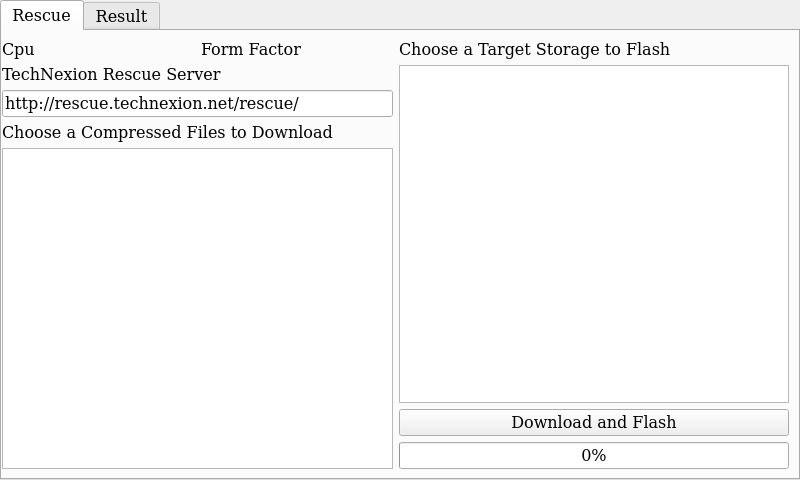
Before: the Qt Designer form scripts/installer.ui in TechNexion-customization/rescue-loader, drawn with Qt 5.
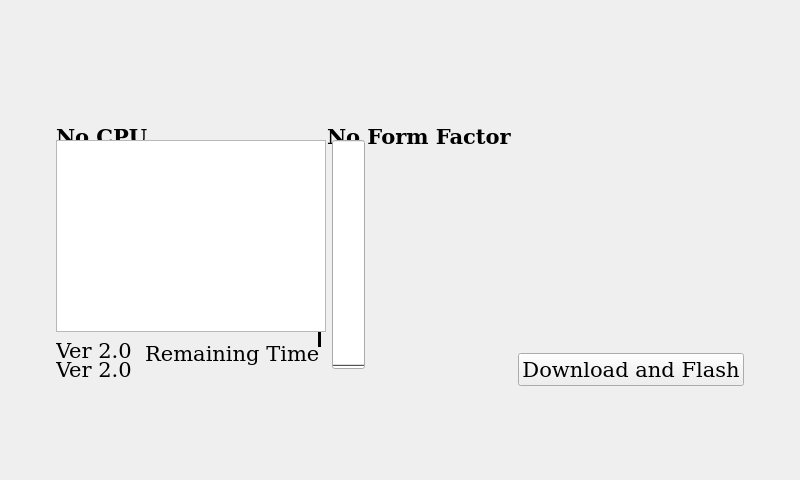
After: the same form once the commit is applied. Icons and pictures are not drawn. Custom widgets are drawn as their Qt base class.

What changed in the file:
```diff
--- a/scripts/installer.ui
+++ b/scripts/installer.ui
@@ -1,7 +1,7 @@
 <?xml version="1.0" encoding="UTF-8"?>
 <ui version="4.0">
- <class>tabWidget</class>
- <widget class="QTabWidget" name="tabWidget">
+ <class>diaWidget</class>
+ <widget class="QDialog" name="diaWidget">
   <property name="geometry">
    <rect>
     <x>0</x>
@@ -10,10 +10,16 @@
     <height>480</height>
    </rect>
   </property>
+  <property name="sizePolicy">
+   <sizepolicy hsizetype="Fixed" vsizetype="Fixed">
+    <horstretch>0</horstretch>
+    <verstretch>0</verstretch>
+   </sizepolicy>
+  </property>
   <property name="font">
    <font>
     <family>DejaVu Serif</family>
-    <pointsize>12</pointsize>
+    <pointsize>16</pointsize>
     <weight>50</weight>
     <italic>false</italic>
     <bold>false</bold>
@@ -22,108 +28,115 @@
   <property name="windowTitle">
    <string>TechNexion Rescue System</string>
   </property>
-  <property name="tabPosition">
-   <enum>QTabWidget::North</enum>
-  </property>
-  <property name="currentIndex">
-   <number>0</number>
-  </property>
-  <widget class="QWidget" name="tabRescue">
-   <property name="sizePolicy">
-    <sizepolicy hsizetype="Maximum" vsizetype="Maximum">
-     <horstretch>0</horstretch>
-     <verstretch>0</verstretch>
-    </sizepolicy>
-   </property>
-   <attribute name="title">
-    <string>Rescue</string>
-   </attribute>
-   <layout class="QHBoxLayout" name="horizontalLayout">
-    <property name="sizeConstraint">
-     <enum>QLayout::SetDefaultConstraint</enum>
-    </property>
-    <property name="leftMargin">
-     <number>0</number>
-    </property>
-    <item>
-     <layout class="QVBoxLayout" name="verticalLayoutLeft">
-      <item>
-       <layout class="QHBoxLayout" name="horizontalLayoutTitle">
-        <item>
-         <widget class="QLabel" name="lblCpu">
-          <property name="text">
-           <string>Cpu</string>
-          </property>
-         </widget>
-        </item>
-        <item>
-         <widget class="QLabel" name="lblFormFactor">
-          <property name="text">
-           <string>Form Factor</string>
-          </property>
-         </widget>
-        </item>
-       </layout>
-      </item>
-      <item>
-       <widget class="QLabel" name="lblRescueServer">
+  <layout class="QGridLayout" name="gridLayout">
+   <item row="0" column="0">
+    <widget class="QWidget" name="tabRescue" native="true">
+     <property name="sizePolicy">
+      <sizepolicy hsizetype="Maximum" vsizetype="Maximum">
+       <horstretch>0</horstretch>
+       <verstretch>0</verstretch>
+      </sizepolicy>
+     </property>
+     <layout class="QGridLayout" name="gridLayoutRescue">
+      <property name="sizeConstraint">
+       <enum>QLayout::SetDefaultConstraint</enum>
+      </property>
+      <item row="0" column="0" colspan="5">
+       <widget class="QLabel" name="lblLogo2">
         <property name="text">
-         <string>TechNexion Rescue Server</string>
+         <string/>
         </property>
+        <property name="pixmap">
+         <pixmap resource="resource.qrc">:/res/images/company_name_small.png</pixmap>
+        </property>
+        <property name="alignment">
+         <set>Qt::AlignCenter</set>
+        </property>
        </widget>
       </item>
-      <item>
-       <widget class="QLineEdit" name="lineRescueServer">
+      <item row="1" column="0">
+       <widget class="QLabel" name="lblDetectedCpu">
+        <property name="font">
+         <font>
+          <weight>75</weight>
+          <bold>true</bold>
+         </font>
+        </property>
         <property name="text">
-         <string>http://rescue.technexion.net/rescue/</string>
+         <string>No CPU</string>
         </property>
        </widget>
       </item>
-      <item>
-       <widget class="QLabel" name="lblDownloadFile">
+      <item row="1" column="3">
+       <widget class="QLabel" name="lblDetectedForm">
+        <property name="font">
+         <font>
+          <weight>75</weight>
+          <bold>true</bold>
+         </font>
+        </property>
         <property name="text">
-         <string>Choose a Compressed Files to Download</string>
+         <string>No Form Factor</string>
         </property>
        </widget>
       </item>
-      <item>
-       <widget class="QTableWidget" name="tableRescueFiles">
-        <property name="selectionMode">
-         <enum>QAbstractItemView::SingleSelection</enum>
+      <item row="2" column="3" colspan="2">
+       <widget class="QListWidget" name="listTargetStorage">
+        <property name="styleSheet">
+         <string notr="true">background: transparent</string>
         </property>
-        <property name="selectionBehavior">
-         <enum>QAbstractItemView::SelectRows</enum>
+        <property name="frameShape">
+         <enum>QFrame::NoFrame</enum>
         </property>
-        <property name="rowCount">
-         <number>0</number>
+        <property name="frameShadow">
+         <enum>QFrame::Plain</enum>
         </property>
-        <property name="columnCount">
-         <number>0</number>
+        <property name="editTriggers">
+         <set>QAbstractItemView::NoEditTriggers</set>
         </property>
-       </widget>
-      </item>
-     </layout>
-    </item>
-    <item>
-     <layout class="QVBoxLayout" name="verticalLayoutRight">
-      <item>
-       <widget class="QLabel" name="lblTargetStorage">
-        <property name="text">
-         <string>Choose a Target Storage to Flash</string>
+        <property name="dragDropMode">
+         <enum>QAbstractItemView::NoDragDrop</enum>
         </property>
+        <property name="movement">
+         <enum>QListView::Static</enum>
+        </property>
+        <property name="viewMode">
+         <enum>QListView::IconMode</enum>
+        </property>
+        <property name="sortingEnabled">
+         <bool>true</bool>
+        </property>
        </widget>
       </item>
-      <item>
-       <widget class="QTableWidget" name="tableTargetStorage">
-        <property name="selectionMode">
-         <enum>QAbstractItemView::SingleSelection</enum>
+      <item row="2" column="0" colspan="2">
+       <widget class="QListWidget" name="listRescueFiles">
+        <property name="styleSheet">
+         <string notr="true">background: transparent</string>
         </property>
-        <property name="selectionBehavior">
-         <enum>QAbstractItemView::SelectRows</enum>
+        <property name="frameShape">
+         <enum>QFrame::NoFrame</enum>
         </property>
+        <property name="frameShadow">
+         <enum>QFrame::Plain</enum>
+        </property>
+        <property name="editTriggers">
+         <set>QAbstractItemView::NoEditTriggers</set>
+        </property>
+        <property name="dragDropMode">
+         <enum>QAbstractItemView::NoDragDrop</enum>
+        </property>
+        <property name="movement">
+         <enum>QListView::Static</enum>
+        </property>
+        <property name="viewMode">
+         <enum>QListView::IconMode</enum>
+        </property>
+        <property name="sortingEnabled">
+         <bool>true</bool>
+        </property>
        </widget>
       </item>
-      <item>
+      <item row="3" column="4">
        <widget class="QPushButton" name="pushButtonCmd">
         <property name="text">
          <string>Download and Flash</string>
@@ -139,94 +152,154 @@
         </property>
        </widget>
       </item>
-      <item>
+      <item row="2" column="2">
+       <widget class="Line" name="lineSeparator">
+        <property name="frameShadow">
+         <enum>QFrame::Plain</enum>
+        </property>
+        <property name="lineWidth">
+         <number>5</number>
+        </property>
+        <property name="orientation">
+         <enum>Qt::Vertical</enum>
+        </property>
+       </widget>
+      </item>
+      <item row="3" column="0">
+       <widget class="QLabel" name="lblVersion">
+        <property name="text">
+         <string>Ver 2.0</string>
+        </property>
+       </widget>
+      </item>
+     </layout>
+     <widget class="QProcessSlot" name="detectDevice" native="true">
+      <property name="geometry">
+       <rect>
+        <x>0</x>
+        <y>0</y>
+        <width>100</width>
+        <height>30</height>
+       </rect>
+      </property>
+     </widget>
+     <widget class="QProcessSlot" name="scanStorage" native="true">
+      <property name="geometry">
+       <rect>
+        <x>0</x>
+        <y>0</y>
+        <width>100</width>
+        <height>30</height>
+       </rect>
+      </property>
+     </widget>
+     <widget class="QProcessSlot" name="crawlWeb" native="true">
+      <property name="geometry">
+       <rect>
+        <x>0</x>
+        <y>0</y>
+        <width>100</width>
+        <height>30</height>
+       </rect>
+      </property>
+     </widget>
+    </widget>
+   </item>
+   <item row="0" column="0">
+    <widget class="QWidget" name="tabInstall" native="true">
+     <property name="sizePolicy">
+      <sizepolicy hsizetype="Maximum" vsizetype="Maximum">
+       <horstretch>0</horstretch>
+       <verstretch>0</verstretch>
+      </sizepolicy>
+     </property>
+     <layout class="QGridLayout" name="gridLayoutInstall" rowstretch="0,0,0,0">
+      <item row="0" column="0" colspan="4">
+       <widget class="QLabel" name="lblLogo4">
+        <property name="text">
+         <string/>
+        </property>
+        <property name="pixmap">
+         <pixmap resource="resource.qrc">:/res/images/company_name_small.png</pixmap>
+        </property>
+        <property name="alignment">
+         <set>Qt::AlignCenter</set>
+        </property>
+       </widget>
+      </item>
+      <item row="1" column="0" colspan="3">
+       <widget class="QTextEdit" name="textOutput">
+        <property name="readOnly">
+         <bool>true</bool>
+        </property>
+       </widget>
+      </item>
+      <item row="1" column="0" colspan="3">
+       <widget class="QLabel" name="lblDoYouKnow">
+        <property name="text">
+         <string/>
+        </property>
+        <property name="pixmap">
+         <pixmap resource="resource.qrc">:/res/images/did_you_know1.png</pixmap>
+        </property>
+        <property name="scaledContents">
+         <bool>false</bool>
+        </property>
+        <property name="alignment">
+         <set>Qt::AlignCenter</set>
+        </property>
+       </widget>
+      </item>
+      <item row="1" column="3" rowspan="3">
        <widget class="QProgressBar" name="progressBarStatus">
         <property name="value">
          <number>0</number>
         </property>
+        <property name="textVisible">
+         <bool>true</bool>
+        </property>
+        <property name="orientation">
+         <enum>Qt::Vertical</enum>
+        </property>
+        <property name="invertedAppearance">
+         <bool>false</bool>
+        </property>
+        <property name="textDirection">
+         <enum>QProgressBar::BottomToTop</enum>
+        </property>
+       </widget>
+      </item>
+      <item row="2" column="1" rowspan="2" colspan="2">
+       <widget class="QLabel" name="lblRemaining">
+        <property name="text">
+         <string>Remaining Time </string>
+        </property>
+        <property name="alignment">
+         <set>Qt::AlignRight|Qt::AlignTrailing|Qt::AlignVCenter</set>
+        </property>
+       </widget>
+      </item>
+      <item row="2" column="0">
+       <widget class="QLabel" name="lblVersion2">
+        <property name="text">
+         <string>Ver 2.0</string>
+        </property>
        </widget>
       </item>
      </layout>
-    </item>
-   </layout>
-   <widget class="QProcessSlot" name="detectDevice" native="true">
-    <property name="geometry">
-     <rect>
-      <x>0</x>
-      <y>0</y>
-      <width>0</width>
-      <height>0</height>
-     </rect>
-    </property>
-   </widget>
-   <widget class="QProcessSlot" name="crawlWeb" native="true">
-    <property name="geometry">
-     <rect>
-      <x>0</x>
-      <y>0</y>
-      <width>0</width>
-      <height>0</height>
-     </rect>
-    </property>
-   </widget>
-   <widget class="QProcessSlot" name="scanStorage" native="true">
-    <property name="geometry">
-     <rect>
-      <x>0</x>
-      <y>0</y>
-      <width>0</width>
-      <height>0</height>
-     </rect>
-    </property>
-   </widget>
-   <widget class="QProcessSlot" name="downloadImage" native="true">
-    <property name="geometry">
-     <rect>
-      <x>0</x>
-      <y>0</y>
-      <width>0</width>
-      <height>0</height>
-     </rect>
-    </property>
-   </widget>
-  </widget>
-  <widget class="QWidget" name="tabResult">
-   <attribute name="title">
-    <string>Result</string>
-   </attribute>
-   <layout class="QVBoxLayout" name="verticalLayout" stretch="0,0">
-    <item>
-     <widget class="QLabel" name="lblDisplayOutput">
-      <property name="text">
-       <string>Output</string>
+     <widget class="QProcessSlot" name="downloadImage" native="true">
+      <property name="geometry">
+       <rect>
+        <x>0</x>
+        <y>0</y>
+        <width>100</width>
+        <height>30</height>
+       </rect>
       </property>
      </widget>
-    </item>
-    <item>
-     <widget class="QTextEdit" name="textOutput">
-      <property name="readOnly">
-       <bool>true</bool>
-      </property>
-     </widget>
-    </item>
-   </layout>
-  </widget>
-  <action name="actionCrawlWeb">
-   <property name="text">
-    <string>Open</string>
-   </property>
-   <property name="shortcut">
-    <string>Ctrl+O</string>
-   </property>
-  </action>
-  <action name="actionStorage">
-   <property name="text">
-    <string>Storage</string>
-   </property>
-   <property name="shortcut">
-    <string>Ctrl+T</string>
-   </property>
-  </action>
+    </widget>
+   </item>
+  </layout>
  </widget>
  <customwidgets>
   <customwidget>
```
Left out of the diff: 176 changed lines with no effect on the pictures.
